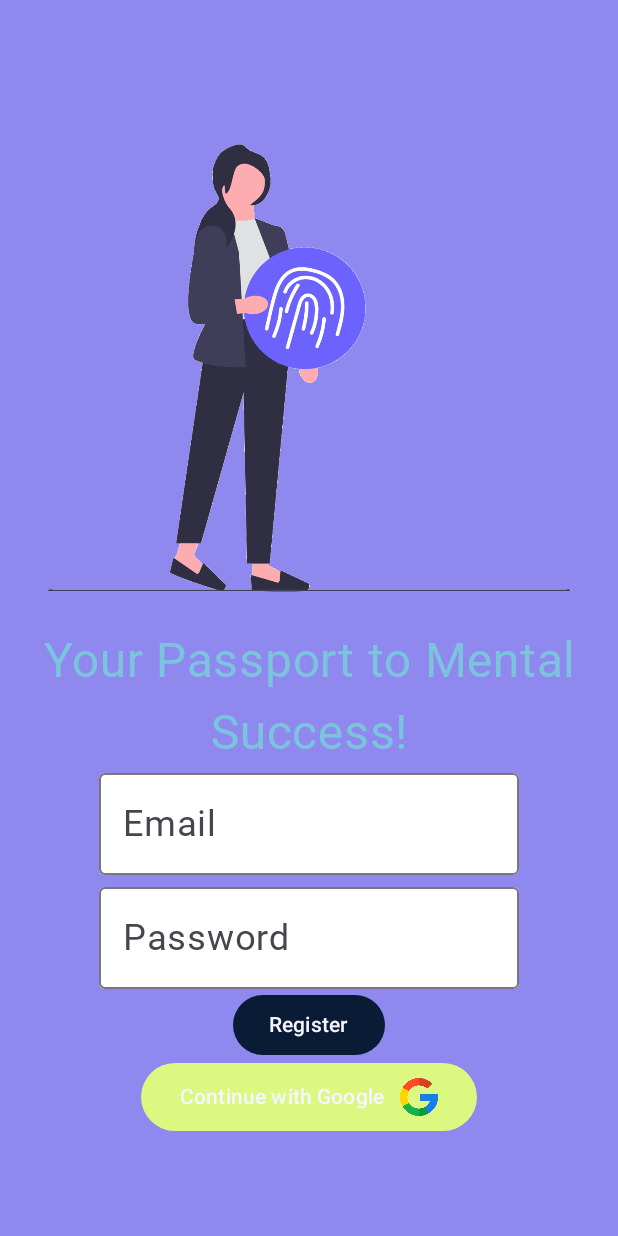
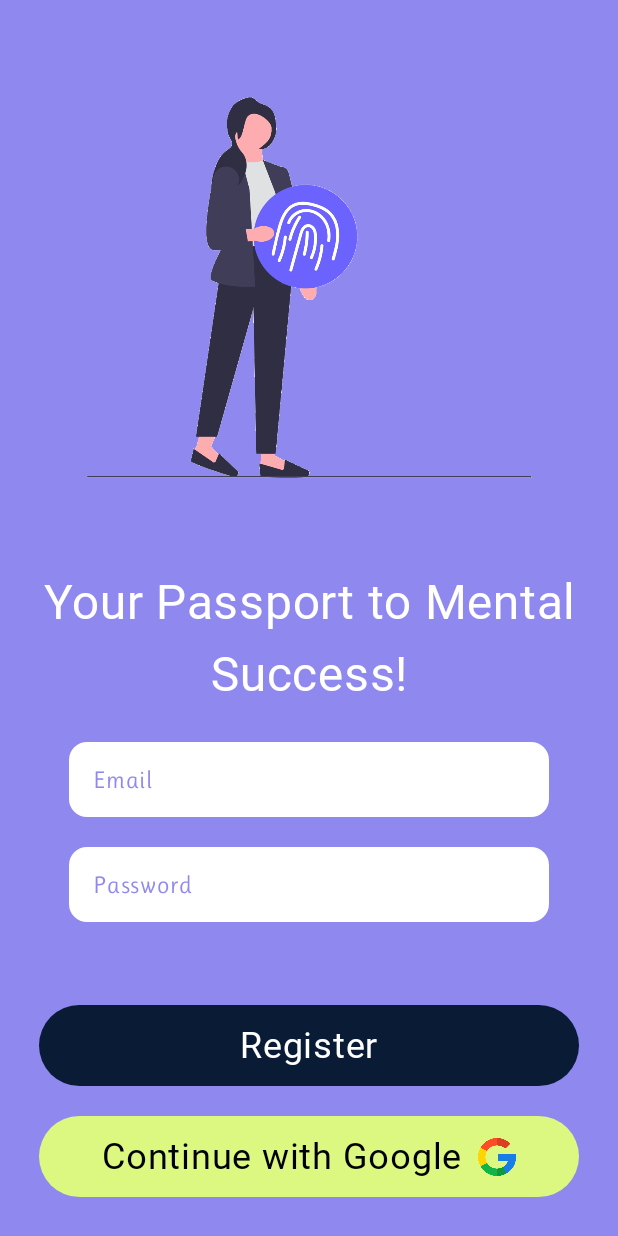
Before and after one commit to Ruhdee/HabitShift, an Android app built with Jetpack Compose: the screen it shows after launch (MainActivity), on a phone screen of 412 x 824 dp. Run offline under Robolectric (Android 15) with nearby library versions, the phone set to English and light mode, and no system bars; Roboto replaces fonts that are not available here.

Commit message:
Completed UI of Login Screen

```diff
--- a/app/src/main/java/com/example/habitshift/LoginScreen.kt
+++ b/app/src/main/java/com/example/habitshift/LoginScreen.kt
@@ -7,8 +7,11 @@ import androidx.compose.foundation.layout.Column
 import androidx.compose.foundation.layout.Row
 import androidx.compose.foundation.layout.fillMaxHeight
 import androidx.compose.foundation.layout.fillMaxWidth
+import androidx.compose.foundation.layout.height
 import androidx.compose.foundation.layout.padding
 import androidx.compose.foundation.layout.size
+import androidx.compose.foundation.layout.width
+import androidx.compose.foundation.shape.RoundedCornerShape
 import androidx.compose.material3.Button
 import androidx.compose.material3.ButtonDefaults
 import androidx.compose.material3.MaterialTheme
@@ -18,11 +21,12 @@ import androidx.compose.material3.Text
 import androidx.compose.runtime.Composable
 import androidx.compose.ui.Alignment
 import androidx.compose.ui.Modifier
+import androidx.compose.ui.graphics.Color
 import androidx.compose.ui.res.painterResource
 import androidx.compose.ui.tooling.preview.Preview
 import androidx.compose.ui.unit.dp
+import com.example.habitshift.ui.theme.Black
 import com.example.habitshift.ui.theme.HabitShiftTheme
-import com.example.habitshift.ui.theme.LightBlue
 import com.example.habitshift.ui.theme.White
 
 
@@ -35,56 +39,128 @@ fun LoginScreenPreview() {
 }
 
 @Composable
-fun LoginScreen(modifier: Modifier = Modifier) {
+fun LoginScreen() {
     Column(
-        modifier = modifier.background(color = MaterialTheme.colorScheme.primary)
+        modifier = Modifier
+            .background(color = MaterialTheme.colorScheme.primary)
             .fillMaxWidth()
-            .fillMaxHeight(),
+            .fillMaxHeight()
+            .padding(vertical = 10.dp),
         verticalArrangement = Arrangement.Center,
         horizontalAlignment = Alignment.CenterHorizontally,
     ) {
-        Image(painter = painterResource(id = R.drawable.login), contentDescription = "Login image")
+        // Login Image
+        Image(
+            painter = painterResource(id = R.drawable.login),
+            contentDescription = "Login image",
+            modifier = Modifier.size(350.dp)
+        )
+
+        // Title Text
         Text(
             text = "Your Passport to Mental Success!",
             style = MaterialTheme.typography.titleLarge,
-            color = LightBlue
+            color = White,
+            modifier = Modifier
+                .padding(vertical = 16.dp, horizontal = 10.dp) // Add padding for spacing
         )
+
+        // Email TextField
         OutlinedTextField(
             value = "",
             onValueChange = {},
-            label = { Text(text = "Email") },
+            placeholder = {
+                Text(
+                    text = "Email",
+                    style = MaterialTheme.typography.labelMedium,
+                    color = MaterialTheme.colorScheme.primary
+                )
+            },
             colors = OutlinedTextFieldDefaults.colors(
                 unfocusedContainerColor = White,
                 focusedContainerColor = White,
+                unfocusedBorderColor = Color.Transparent,
+                focusedBorderColor = Color.Transparent
             ),
+            shape = RoundedCornerShape(size = 12.dp),
+            modifier = Modifier
+                .width(320.dp)
+                .height(70.dp)
+                .padding(vertical = 10.dp)
+        )
 
-            )
+        // Password TextField
         OutlinedTextField(
-            value = "", onValueChange = {}, label = { Text(text = "Password") },
+            value = "",
+            onValueChange = {},
+            placeholder = {
+                Text(
+                    text = "Password",
+                    style = MaterialTheme.typography.labelMedium,
+                    color = MaterialTheme.colorScheme.primary
+                )
+            },
             colors = OutlinedTextFieldDefaults.colors(
                 unfocusedContainerColor = White,
                 focusedContainerColor = White,
+                unfocusedBorderColor = Color.Transparent,
+                focusedBorderColor = Color.Transparent
             ),
+            shape = RoundedCornerShape(size = 12.dp),
+            modifier = Modifier
+                .width(320.dp)
+                .height(70.dp)
+                .padding(vertical = 10.dp)
         )
+
+        // Register Button
         Button(
             onClick = {},
-            colors = ButtonDefaults.buttonColors(MaterialTheme.colorScheme.tertiary)
-        ) { Text(text = "Register") }
+            shape = RoundedCornerShape(size = 36.dp),
+            colors = ButtonDefaults.buttonColors(MaterialTheme.colorScheme.tertiary),
+            modifier = Modifier
+                .width(360.dp)
+                .height(109.dp)
+                .padding(top = 45.dp, bottom = 10.dp)
+        ) {
+            Text(
+                text = "Register",
+                style = MaterialTheme.typography.bodyLarge,
+                color = Color.White,
+            )
+        }
+
+
+
+        // Continue with Google Button
         Button(
             onClick = {},
-            colors = ButtonDefaults.buttonColors(MaterialTheme.colorScheme.secondary)
+            shape = RoundedCornerShape(size = 36.dp),
+            colors = ButtonDefaults.buttonColors(MaterialTheme.colorScheme.secondary),
+            modifier = Modifier
+                .width(360.dp)
+                .height(74.dp)
+                .padding(vertical = 10.dp)
         ) {
             Row(
-                modifier = modifier.padding(2.dp),
-                horizontalArrangement = Arrangement.SpaceBetween,
+                modifier = Modifier
+                    .fillMaxWidth()
+                    .padding(horizontal = 16.dp), // Add padding for spacing
+                horizontalArrangement = Arrangement.Center,
                 verticalAlignment = Alignment.CenterVertically
             ) {
-                Text(text = "Continue with Google", modifier = modifier.padding(end = 10.dp))
+                Text(
+                    text = "Continue with Google",
+                    style = MaterialTheme.typography.bodyLarge,
+                    color = Black,
+                    modifier = Modifier
+                        .padding(end = 10.dp) // Add padding between text and icon
+                )
                 Image(
-                    painter = painterResource(
-                        id = R.drawable.google
-                    ), contentDescription = "Google icon",
-                    modifier = modifier.size(25.dp)
+                    painter = painterResource(id = R.drawable.google),
+                    contentDescription = "Google icon",
+                    modifier = Modifier
+                        .size(25.dp)
                 )
             }
         }
```
